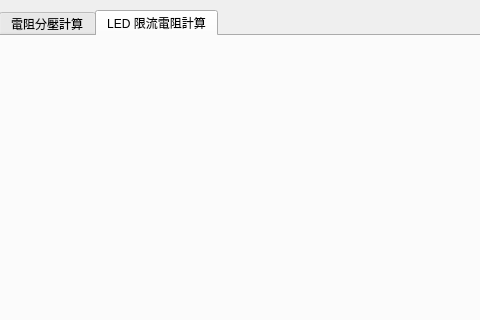
Qt form mainwindow.ui (markscat/Scientific_computing) before a commit; both pictures show x 253 to 733 and y 0 to 320 of the 993 by 600 pixel window.
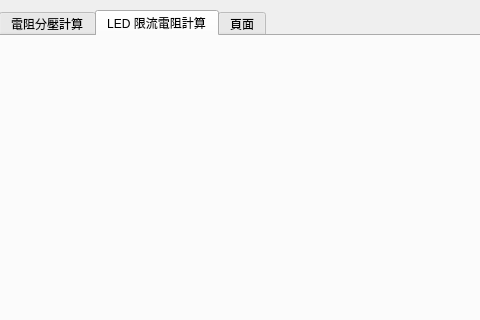
The same form after that commit. The open tabs and pages were chosen to show the change.

The edit to the form file:
```diff
--- a/mainwindow.ui
+++ b/mainwindow.ui
@@ -217,6 +217,11 @@
       <string>LED 限流電阻計算</string>
      </attribute>
     </widget>
+    <widget class="QWidget" name="tab_5">
+     <attribute name="title">
+      <string>頁面</string>
+     </attribute>
+    </widget>
    </widget>
   </widget>
   <widget class="QMenuBar" name="menubar">
```
Left out of the diff: 2 changed lines with no effect on the pictures.
